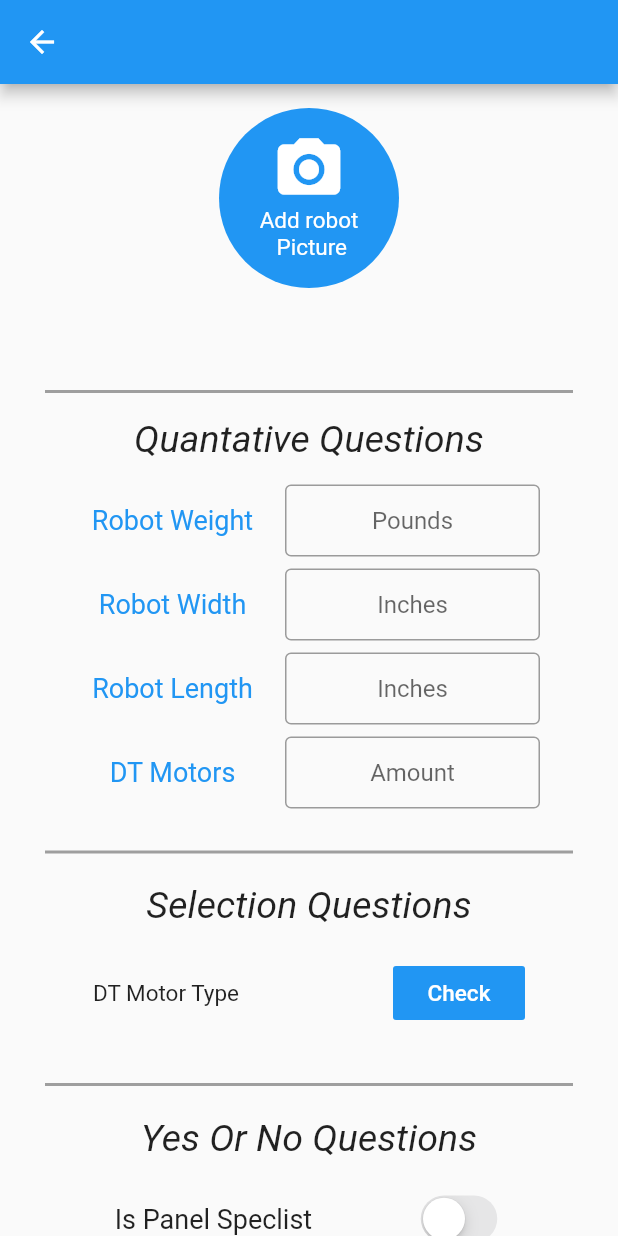
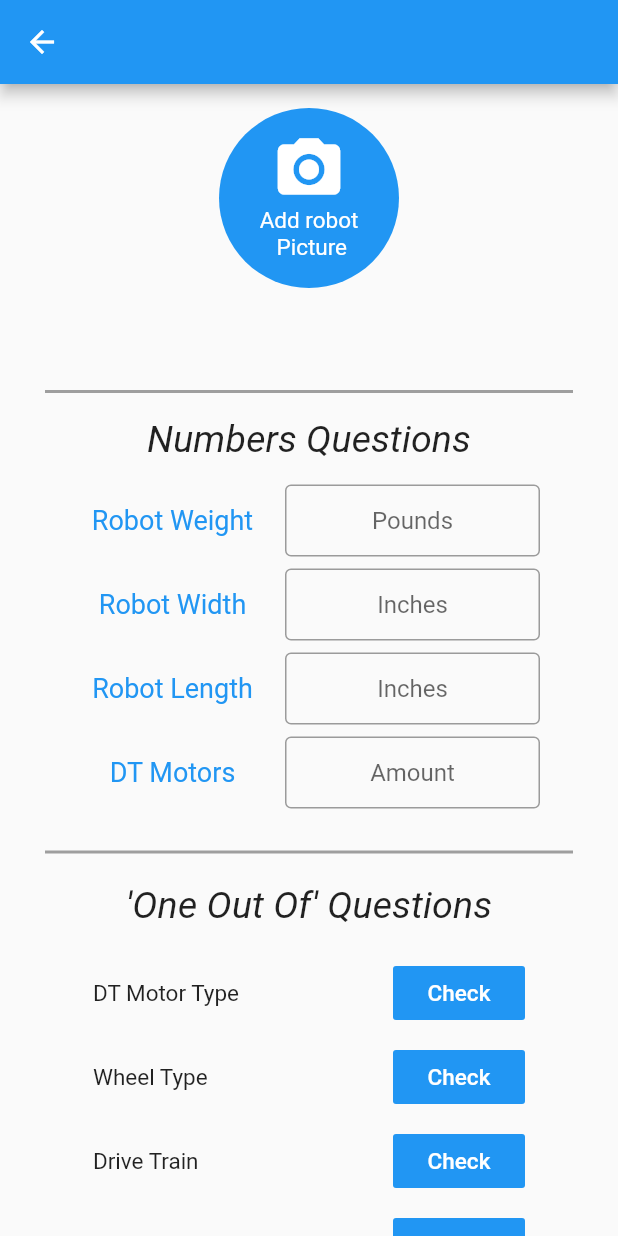
Before and after one commit to KfirLevy258/TRIGON-5990-Scouting-System-App, a Flutter app: the TeamDataPage screen opened directly with empty values, on a phone screen of 412 x 824 dp. Run offline on Flutter 3.47's test engine with Material 2 defaults, Android fonts, the phone set to English and light mode, and no system bars; our stand-ins replace cloud_firestore, image_picker; accounts and stored records are empty.

Commit message:
almost all design finished

```diff
--- a/lib/TeamData.dart
+++ b/lib/TeamData.dart
@@ -2,38 +2,31 @@ import 'dart:io';
 import 'package:flutter/cupertino.dart';
 import 'package:image_picker/image_picker.dart';
 import 'package:flutter/material.dart';
-import 'package:cloud_firestore/cloud_firestore.dart';
 
 class TeamDataPage extends StatefulWidget{
-  final String teamName;
+  String team_name;
 
-  TeamDataPage({Key key, @required this.teamName}) : super(key: key);
+  TeamDataPage({Key key, @required this.team_name}) : super(key: key);
 
 
   @override
-  TeamPage createState() => TeamPage(teamName);
+  TeamPage createState() => TeamPage(team_name);
 
 }
 
 class TeamPage extends State<TeamDataPage> {
   File imageFile;
-  String teamName;
+  String team_name;
 
   TeamPage(String name){
-    teamName = name;
+    team_name = name;
   }
-
-  TextEditingController _robotWeightController = new TextEditingController();
-  TextEditingController _robotWidthController = new TextEditingController();
-  TextEditingController _robotLengthController = new TextEditingController();
-  TextEditingController _dtMotorsController = new TextEditingController();
-  String _dtMotorType = '';
 
   @override
   Widget build(BuildContext context) {
     return Scaffold(
       appBar: AppBar(
-        title: Text(teamName, textAlign: TextAlign.center,),
+        title: Text(team_name, textAlign: TextAlign.center,),
       ),
 
       body: ListView(
@@ -44,32 +37,51 @@ class TeamPage extends State<TeamDataPage> {
             child: Column(
               children: <Widget>[
                 Text(
-                  teamName, style: TextStyle(fontSize: 27, fontWeight: FontWeight.bold),
+                  team_name, style: TextStyle(fontSize: 27, fontWeight: FontWeight.bold),
                 ),
                 Padding(padding: EdgeInsets.all(8.0),),
               ],
             ),
           ),
           createLine(),
-          quantitativeQuestionsWidget(),
+          Center(
+            child: Column(
+              children: <Widget>[
+                Padding(padding: EdgeInsets.all(8.0),),
+                Text(
+                  "Numbers Questions",
+                  style: TextStyle(fontSize: 25, fontStyle: FontStyle.italic),
+                ),
+                Padding(padding: EdgeInsets.all(8.0),),
+                textFieldCreator("Robot Weight", "Pounds"),
+                Padding(padding: EdgeInsets.all(4.0),),
+                textFieldCreator("Robot Width", "Inches"),
+                Padding(padding: EdgeInsets.all(4.0),),
+                textFieldCreator("Robot Length", "Inches"),
+                Padding(padding: EdgeInsets.all(4.0),),
+                textFieldCreator("DT Motors", "Amount"),
+                Padding(padding: EdgeInsets.all(4.0),),
+              ],
+            ),
+          ),
           Padding(padding: EdgeInsets.all(10.0),),
           createLine(),
           Padding(padding: EdgeInsets.all(10.0),),
           Center(
             child: Text(
-              "Selection Questions",
+              "'One Out Of' Questions",
               style: TextStyle(fontSize: 25, fontStyle: FontStyle.italic),
 
             ),
           ),
           Padding(padding: EdgeInsets.all(10.0),),
-          oneOutOfQuestion(context, _dtMotorType, "DT Motor Type", ["MINI CIMS", "CIMS", "NEOS", "OTHER"]),
+          oneOutOfQuestion(context, "DT Motor Type", ["MINI CIMS", "CIMS", "NEOS", "OTHER"]),
           Padding(padding: EdgeInsets.all(4.0),),
-//          oneOutOfQuestion(context, "Wheel Type", ["TRACTION", "COLSON", "PNEUMATIC", "OMNI", "OTHER"]),
-//          Padding(padding: EdgeInsets.all(4.0),),
-//          oneOutOfQuestion(context, "Drive Train", ["TANK", "SWERVE", "MECANUM" , "OTHER"]),
-//          Padding(padding: EdgeInsets.all(4.0),),
-//          oneOutOfQuestion(context, "Programming Language", ["JAVA", "C++", "LABVIEW" , "OTHER"]),
+          oneOutOfQuestion(context, "Wheel Type", ["TRACTION", "COLSON", "PNEUMATIC", "OMNI", "OTHER"]),
+          Padding(padding: EdgeInsets.all(4.0),),
+          oneOutOfQuestion(context, "Drive Train", ["TANK", "SWERVE", "MECANUM" , "OTHER"]),
+          Padding(padding: EdgeInsets.all(4.0),),
+          oneOutOfQuestion(context, "Programming Language", ["JAVA", "C++", "LABVIEW" , "OTHER"]),
           Padding(padding: EdgeInsets.all(4.0),),
 
           Padding(padding: EdgeInsets.all(10.0),),
@@ -93,7 +105,6 @@ class TeamPage extends State<TeamDataPage> {
           FlatButton(
             color: Colors.blue,
             onPressed: () {
-              submit();
               Navigator.of(context).pop();
             },
             padding: EdgeInsets.all(8.0),
@@ -108,38 +119,6 @@ class TeamPage extends State<TeamDataPage> {
       )
       ,
     );
-  }
-
-  Widget quantitativeQuestionsWidget() {
-    return Center(
-      child: Column(
-        children: <Widget>[
-          Padding(padding: EdgeInsets.all(8.0),),
-          Text(
-            "Quantative Questions",
-            style: TextStyle(fontSize: 25, fontStyle: FontStyle.italic),
-          ),
-          Padding(padding: EdgeInsets.all(8.0),),
-          textFieldCreator("Robot Weight", "Pounds", _robotWeightController),
-          Padding(padding: EdgeInsets.all(4.0),),
-          textFieldCreator("Robot Width", "Inches", _robotWidthController),
-          Padding(padding: EdgeInsets.all(4.0),),
-          textFieldCreator("Robot Length", "Inches", _robotLengthController),
-          Padding(padding: EdgeInsets.all(4.0),),
-          textFieldCreator("DT Motors", "Amount", _dtMotorsController),
-          Padding(padding: EdgeInsets.all(4.0),),
-        ],
-      ),
-    );
-  }
-
-  submit() {
-    print('a');
-    Firestore.instance.collection('test').document('8bouGCB6WbXatg178qMz').updateData({
-      'field1': 'my updated value'
-    }).catchError((err) {
-      print(err);
-    });
   }
 
   _openGallary(BuildContext context) async{
@@ -159,7 +138,7 @@ class TeamPage extends State<TeamDataPage> {
     Navigator.of(context).pop();
   }
 
-  Widget oneOutOfQuestion(BuildContext context, String selection, String label, List<String> list) {
+  Widget oneOutOfQuestion(BuildContext context, String text, List<String> list) {
     return Container(
         child: Center(
           child: Row(
@@ -168,7 +147,7 @@ class TeamPage extends State<TeamDataPage> {
               Container(
                 width: 200,
                 child: Text(
-                  label,
+                  text,
                   style: TextStyle(fontSize: 15.0),
                 ),
               ),
@@ -206,7 +185,7 @@ class TeamPage extends State<TeamDataPage> {
     return listToReturn;
   }
 
-  Future<void> _oneOutOfQuestion(BuildContext context,  List<String> list){
+  Future<void> _oneOutOfQuestion(BuildContext context, List<String> list){
     return showDialog(context: context, builder: (BuildContext context){
       return AlertDialog(
         title: Text("Check one item from the list:"),
@@ -330,7 +309,9 @@ class TeamPage extends State<TeamDataPage> {
       margin: const EdgeInsets.only(left: 30.0, right: 30.0),);
   }
 
-  Widget textFieldCreator(String label, String measurementUnits, TextEditingController controller){
+  Widget textFieldCreator(String text, String kind){
+    final myController = TextEditingController();
+
     return Center(
       child: Row(
         children: <Widget>[
@@ -338,7 +319,7 @@ class TeamPage extends State<TeamDataPage> {
           Container(
             width: 150,
             child: Text(
-              label,
+              text,
               textAlign: TextAlign.center,
               style: TextStyle(fontSize: 18, color: Colors.blue),
             ),
@@ -347,14 +328,14 @@ class TeamPage extends State<TeamDataPage> {
             width: 170,
             child: TextField(
               textAlign: TextAlign.center,
-              controller: controller,
               decoration: InputDecoration(
                 contentPadding: const EdgeInsets.only(left: 50, right: 50, top: 20),
-                hintText: measurementUnits,
+                hintText: kind,
                 border: new OutlineInputBorder(
                     borderSide: new BorderSide(color: Colors.teal)
                 ),
-            ),
+              ),
+              controller: myController,
           ),
           ),
         ],
--- a/lib/TeamSelect.dart
+++ b/lib/TeamSelect.dart
@@ -25,11 +25,12 @@ class TeamSelectPage extends StatelessWidget{
                   return ListView(
                     children: snapshot.data.documents
                     .map((DocumentSnapshot document) {
+                      print(document);
                       return  ListTile(
                         onTap: () {
                           Navigator.push(
                             context,
-                            MaterialPageRoute(builder: (context) => TeamDataPage(teamName: document['team_name'] + " " +  document['team_number']  )),
+                            MaterialPageRoute(builder: (context) => TeamDataPage(team_name: document['team_name'] + " " +  document['team_number']  )),
                           );
                         },
                         title: Text(document['team_number'] + " - " + document['team_name']),
@@ -62,7 +63,7 @@ class TeamSelectPage extends StatelessWidget{
           onTap: () {
             Navigator.push(
               context,
-              MaterialPageRoute(builder: (context) => TeamDataPage(teamName: list[i],)),
+              MaterialPageRoute(builder: (context) => TeamDataPage(team_name: list[i],)),
             );
           },
           title: Text(list[i]),
```
